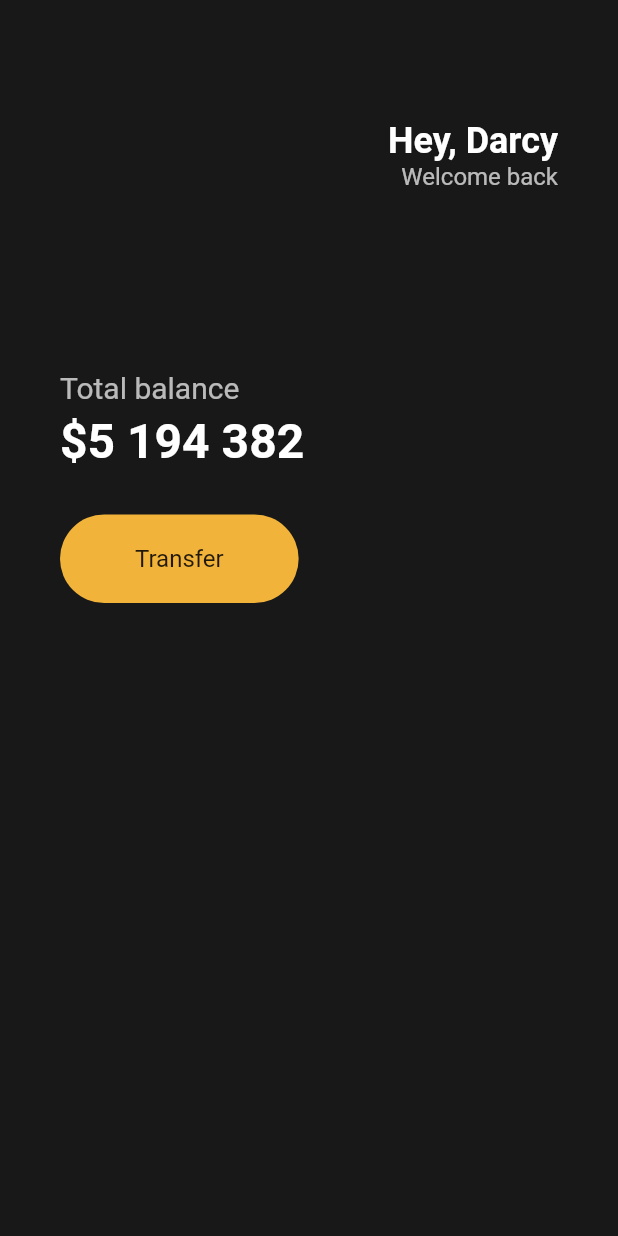
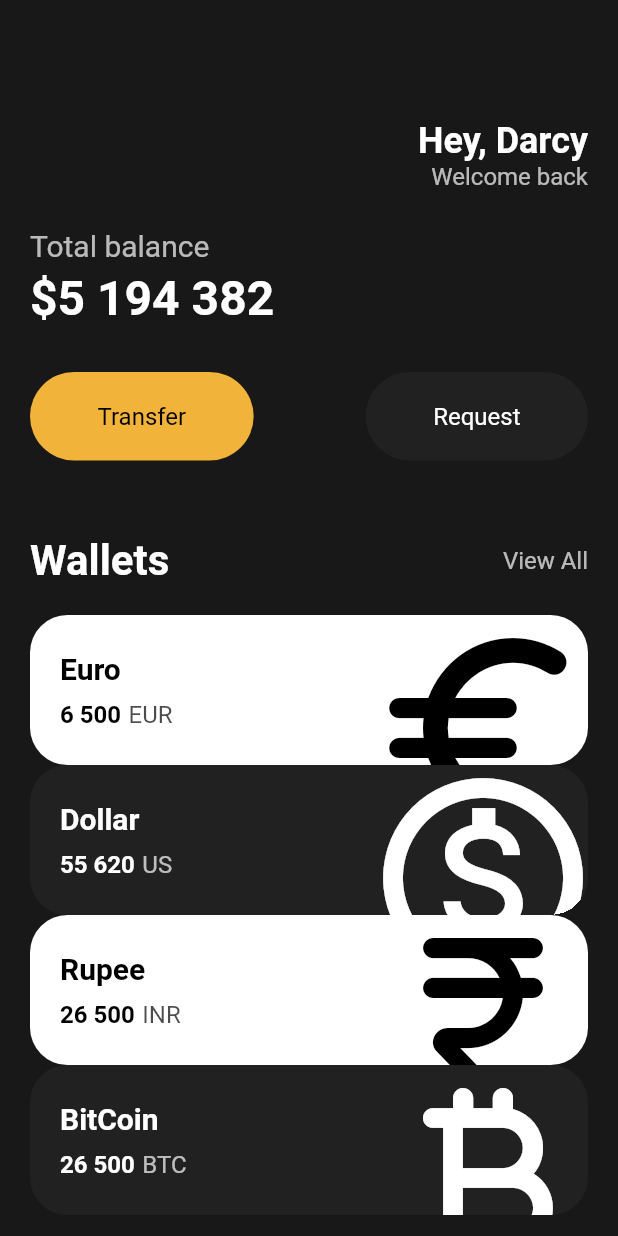
Before and after one commit to Darcyu83/flutter_nomad_tutorial_app, a Flutter app: the screen it shows after launch, on a phone screen of 412 x 824 dp. Run offline on Flutter 3.47's test engine with Material 2 defaults, Android fonts, the phone set to English and light mode, and no system bars.

Commit message:
Currency Card implemented

```diff
--- a/lib/main.dart
+++ b/lib/main.dart
@@ -1,18 +1,23 @@
 import 'package:flutter/material.dart';
+import 'package:flutter_toonflix/widgets/button.dart';
+import 'package:flutter_toonflix/widgets/currency_card.dart';
 
 void main() {
-  runApp(App());
+  runApp(const App());
 }
 
 class App extends StatelessWidget {
+  const App({super.key});
+
   @override
   Widget build(BuildContext context) {
     //android style
     return MaterialApp(
       home: Scaffold(
           backgroundColor: const Color.fromRGBO(24, 24, 24, 1),
-          body: Padding(
-            padding: const EdgeInsets.symmetric(horizontal: 40),
+          body: SingleChildScrollView(
+            child: Padding(
+              padding: const EdgeInsets.symmetric(horizontal: 20),
               child: Column(
                 crossAxisAlignment: CrossAxisAlignment.start,
                 children: [
@@ -44,7 +49,7 @@ class App extends StatelessWidget {
                     ],
                   ),
                   const SizedBox(
-                  height: 120,
+                    height: 25,
                   ),
                   Text(
                     'Total balance',
@@ -63,25 +68,82 @@ class App extends StatelessWidget {
                     height: 30,
                   ),
                   Row(
+                    mainAxisAlignment: MainAxisAlignment.spaceBetween,
+                    children: const [
+                      // Customized button here
+                      Button(
+                        text: 'Transfer',
+                        bgColor: Color(0xFFf2b33a),
+                        textColor: Colors.black,
+                      ),
+                      Button(
+                        text: 'Request',
+                        bgColor: Color(0xff212121),
+                        textColor: Colors.white,
+                      ),
+                    ],
+                  ),
+                  const SizedBox(
+                    height: 50,
+                  ),
+                  Row(
+                    mainAxisAlignment: MainAxisAlignment.spaceBetween,
+                    crossAxisAlignment: CrossAxisAlignment.center,
                     children: [
-                    Container(
-                      decoration: BoxDecoration(
-                        color: const Color(0xFFf2b33a),
-                        borderRadius: BorderRadius.circular(45),
+                      const Text(
+                        'Wallets',
+                        style: TextStyle(
+                          color: Colors.white,
+                          fontSize: 28,
+                          fontWeight: FontWeight.w600,
                         ),
-                      child: const Padding(
-                          padding: EdgeInsets.symmetric(
-                            vertical: 20,
-                            horizontal: 50,
                       ),
-                          child: Text(
-                            'Transfer',
-                            style: TextStyle(fontSize: 16),
-                          )),
-                    )
+                      Text(
+                        'View All',
+                        style: TextStyle(
+                          color: Colors.white.withOpacity(0.7),
+                          fontSize: 16,
+                        ),
+                      ),
                     ],
-                )
+                  ),
+                  const SizedBox(
+                    height: 20,
+                  ),
+                  const CurrencyCard(
+                    title: 'Euro',
+                    amount: '6 500',
+                    currencyCode: 'EUR',
+                    currencyIcon: Icons.euro_rounded,
+                    isInverted: false,
+                    index: 0,
+                  ),
+                  const CurrencyCard(
+                    title: 'Dollar',
+                    amount: '55 620',
+                    currencyCode: 'US',
+                    currencyIcon: Icons.monetization_on_outlined,
+                    isInverted: true,
+                    index: 1,
+                  ),
+                  const CurrencyCard(
+                    title: 'Rupee',
+                    amount: '26 500',
+                    currencyCode: 'INR',
+                    currencyIcon: Icons.currency_rupee_rounded,
+                    isInverted: false,
+                    index: 2,
+                  ),
+                  const CurrencyCard(
+                    title: 'BitCoin',
+                    amount: '26 500',
+                    currencyCode: 'BTC',
+                    currencyIcon: Icons.currency_bitcoin_rounded,
+                    isInverted: true,
+                    index: 3,
+                  ),
                 ],
+              ),
             ),
           )),
     );
@@ -89,3 +151,36 @@ class App extends StatelessWidget {
     // return CupertinoApp();
   }
 }
+
+typedef CurrencyData = List<Map<String, dynamic>>;
+
+const CurrencyData currencyApiData = [
+  {
+    'title': 'Euro',
+    'amount': '6 500',
+    'currencyCode': 'EUR',
+    'currencyIcon': Icons.euro_rounded,
+    'isInverted': false,
+  },
+  {
+    'title': 'Dollar',
+    'amount': '55 620',
+    'currencyCode': 'US',
+    'currencyIcon': Icons.monetization_on_outlined,
+    'isInverted': true,
+  },
+  {
+    'title': 'Rupee',
+    'amount': '26 500',
+    'currencyCode': 'INR',
+    'currencyIcon': Icons.currency_rupee_rounded,
+    'isInverted': false,
+  },
+  {
+    'title': 'BitCoin',
+    'amount': '26 500',
+    'currencyCode': 'BTC',
+    'currencyIcon': Icons.currency_bitcoin_rounded,
+    'isInverted': true,
+  }
+];
--- /dev/null
+++ b/lib/widgets/button.dart
@@ -0,0 +1,37 @@
+import 'package:flutter/material.dart';
+
+class Button extends StatelessWidget {
+  final String text;
+  final Color bgColor;
+  final Color textColor;
+
+  const Button({
+    super.key,
+    required this.text,
+    required this.bgColor,
+    required this.textColor,
+  });
+
+  @override
+  Widget build(BuildContext context) {
+    return Container(
+      decoration: BoxDecoration(
+        color: bgColor,
+        borderRadius: BorderRadius.circular(45),
+      ),
+      child: Padding(
+        padding: const EdgeInsets.symmetric(
+          vertical: 20,
+          horizontal: 45,
+        ),
+        child: Text(
+          text,
+          style: TextStyle(
+            fontSize: 16,
+            color: textColor,
+          ),
+        ),
+      ),
+    );
+  }
+}
--- /dev/null
+++ b/lib/widgets/currency_card.dart
@@ -0,0 +1,95 @@
+import 'package:flutter/material.dart';
+
+class CurrencyCard extends StatelessWidget {
+  final String title, amount, currencyCode;
+  final IconData currencyIcon;
+  final bool isInverted;
+  final int index;
+
+  const CurrencyCard({
+    super.key,
+    required this.title,
+    required this.amount,
+    required this.currencyCode,
+    required this.currencyIcon,
+    required this.isInverted,
+    required this.index,
+  });
+
+  @override
+  Widget build(BuildContext context) {
+    return Container(
+      clipBehavior: Clip.hardEdge,
+      decoration: BoxDecoration(
+        color: isInverted ? const Color(0xff212121) : Colors.white,
+        borderRadius: BorderRadius.circular(25),
+      ),
+      child: Padding(
+        padding: const EdgeInsets.symmetric(
+          vertical: 10,
+          horizontal: 20,
+        ),
+        child: Row(
+          mainAxisAlignment: MainAxisAlignment.spaceBetween,
+          children: [
+            Column(
+              crossAxisAlignment: CrossAxisAlignment.start,
+              children: [
+                Text(
+                  title,
+                  style: TextStyle(
+                    color: isInverted ? Colors.white : Colors.black,
+                    fontSize: 20,
+                    fontWeight: FontWeight.w600,
+                  ),
+                ),
+                const SizedBox(
+                  height: 10,
+                ),
+                Row(
+                  mainAxisAlignment: MainAxisAlignment.spaceBetween,
+                  children: [
+                    Text(
+                      amount,
+                      style: TextStyle(
+                        color: isInverted ? Colors.white : Colors.black,
+                        fontSize: 16,
+                        fontWeight: FontWeight.w600,
+                      ),
+                    ),
+                    const SizedBox(
+                      width: 5,
+                    ),
+                    Text(
+                      currencyCode,
+                      style: TextStyle(
+                        color: isInverted
+                            ? Colors.white.withOpacity(0.7)
+                            : Colors.black.withOpacity(0.7),
+                        fontSize: 16,
+                      ),
+                    ),
+                  ],
+                ),
+              ],
+            ),
+            Transform.scale(
+              scale: 2,
+              child: Transform.translate(
+                offset: const Offset(
+                  -5,
+                  12.5,
+                ),
+                child: Icon(
+                  currencyIcon,
+                  color: isInverted ? Colors.white : Colors.black,
+                  size: 80,
+                ),
+              ),
+            )
+          ],
+        ),
+      ),
+    );
+  }
+}
```
Also changed, not shown: 1 other file. Lines whose indentation alone changed are shown as unchanged.
